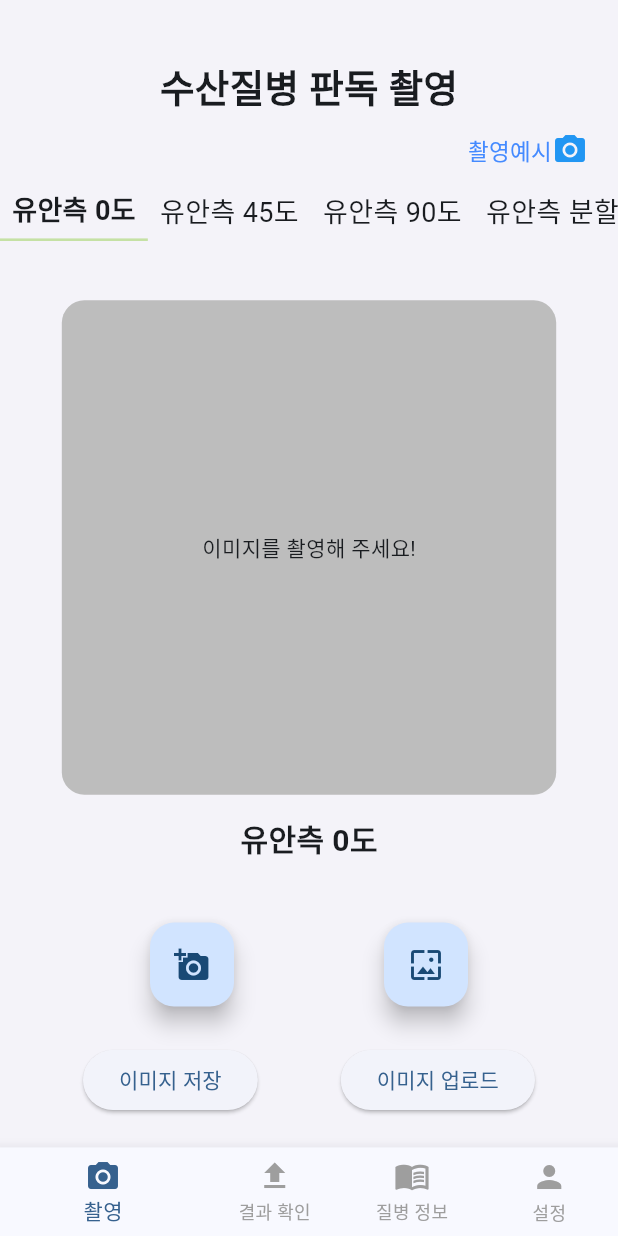
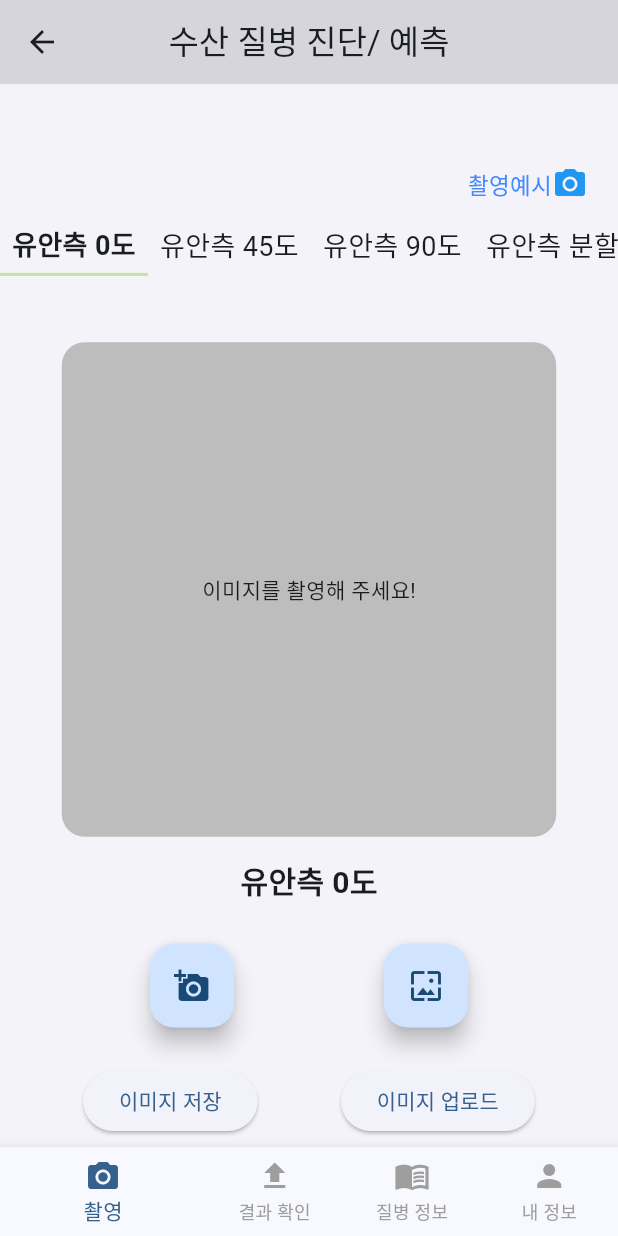
Before and after one commit to IDKOS1/disease_detection_flutter, a Flutter app: the NavigatorPage screen opened directly, on a phone screen of 412 x 824 dp. Run offline on Flutter 3.47's test engine with Material 2 defaults, Android fonts, the phone set to English and light mode, and no system bars; our stand-ins replace fl_chart, flutter_holo_date_picker, fluttertoast, gallery_saver, get, get_storage and 2 more; missing offline and left inert: simple_animation_progress_bar; accounts and stored records are empty.

Commit message:
feature: 프로젝트 재개

```diff
--- /dev/null
+++ b/lib/Util/util.dart
@@ -0,0 +1,17 @@
+import 'package:flutter/material.dart';
+
+AppBar utilAppBar(BuildContext context, String title) {
+  return AppBar(
+    title: Text(title),
+    backgroundColor: Colors.black12, // 탑바 배경 색
+    elevation: 0, // 그림자 효과를 없애려면 0으로 설정
+    centerTitle: true, // 제목을 중앙에 배치
+    automaticallyImplyLeading: true, // 자동으로 뒤로가기 버튼을 추가
+    leading: IconButton(
+      icon: const Icon(Icons.arrow_back), // 뒤로가기 아이콘
+      onPressed: () {
+        Navigator.pop(context); // 뒤로가기 기능
+      },
+    ),
+  );
+}
--- a/lib/screen/camera/camera_page.dart
+++ b/lib/screen/camera/camera_page.dart
@@ -5,6 +5,7 @@ import 'package:fluttertoast/fluttertoast.dart';
 import 'package:get/get.dart';
 import 'package:image_picker/image_picker.dart';
 import 'package:modal_progress_hud_nsn/modal_progress_hud_nsn.dart';
+import 'package:untitled/Util/util.dart';
 import 'package:untitled/class/class.dart';
 import 'package:untitled/get_controller/camera_controller.dart';
 import 'package:untitled/screen/camera/camera_guide.dart';
@@ -196,6 +197,7 @@ class _CameraPageState extends State<CameraPage> {
     print('촬영 페이지 진입 ${controller.currentIndex}');
     return ScaffoldMessenger(
       child: Scaffold(
+        appBar: utilAppBar(context, "수산 질병 진단/ 예측"),
           backgroundColor: const Color(0xfff4f3f9),
           body: SafeArea(
             child: Column(
@@ -207,11 +209,6 @@ class _CameraPageState extends State<CameraPage> {
                     mainAxisAlignment: MainAxisAlignment.center,
                     crossAxisAlignment: CrossAxisAlignment.center,
                     children: [
-                      const Text('수산질병 판독 촬영',
-                        style: TextStyle(
-                          fontSize: 25,
-                          fontWeight: FontWeight.bold,
-                        ),),
                       const SizedBox(height: 10,),
                          Row(
                           mainAxisAlignment: MainAxisAlignment.end,
@@ -295,6 +292,20 @@ class _CameraPageState extends State<CameraPage> {
                           ElevatedButton(
                             child: const Text("이미지 업로드"),
                             onPressed: () {
+                              imageUpload();
+                            },
+                          ),
+                        ],
+                      ),
+                    ],
+                  ),
+                )
+              ],
+            ),
+          )),
+    );
+  }
+  void imageUpload() {
     showDialog(
         context: context,
         builder: (BuildContext context) {
@@ -356,7 +367,7 @@ class _CameraPageState extends State<CameraPage> {
                                       TextButton(
                                         onPressed: () {
                                           controller.imageUpload();
-                                                                Get.offAll(() => NavigatorPage());
+                                          Get.offAll(() => const NavigatorPage());
                                         },
                                         child: const Text(
                                             '확인'),
@@ -395,16 +406,6 @@ class _CameraPageState extends State<CameraPage> {
               }
           );
         });
-                            },
-                          ),
-                        ],
-                      ),
-                    ],
-                  ),
-                )
-              ],
-            ),
-          )),
-    );
   }
+
 }
--- a/lib/screen/navigator_page.dart
+++ b/lib/screen/navigator_page.dart
@@ -19,26 +19,22 @@ class NavigatorPage extends StatefulWidget {
 }
 
 class _NavigatorPageState extends State<NavigatorPage> {
-
-  final BottomNavigationController _PageCtrl = Get.put(BottomNavigationController());
+  final BottomNavigationController _PageCtrl =
+      Get.put(BottomNavigationController());
   List? _pages;
 
   @override
-  void initState(){
+  void initState() {
     super.initState();
-    _pages = [
-      CameraPage(),
-      ResultPage(),
-      DiseasePage(),
-      SettingPage()
-    ];
+    _pages = [CameraPage(), ResultPage(), DiseasePage(), SettingPage()];
   }
 
   WillPopController popController = WillPopController();
 
   @override
   Widget build(BuildContext context) {
-    return Obx(() => WillPopScope(
+    return Obx(
+      () => WillPopScope(
         onWillPop: () async => popController.handleWillPopScopeAction(),
         child: Scaffold(
             body: Center(child: _pages![_PageCtrl.currentPage.toInt()]),
@@ -47,22 +43,13 @@ class _NavigatorPageState extends State<NavigatorPage> {
                 onTap: _PageCtrl.changeIndex,
                 items: const [
                   BottomNavigationBarItem(
-                    icon: Icon(Icons.camera_alt),
-                    label: '촬영'
-                ),
+                      icon: Icon(Icons.camera_alt), label: '촬영'),
                   BottomNavigationBarItem(
-                    icon: Icon(Icons.upload),
-                    label: '결과 확인'
-                ),
+                      icon: Icon(Icons.upload), label: '결과 확인'),
                   BottomNavigationBarItem(
-                    icon: Icon(Icons.menu_book),
-                    label: '질병 정보'
-                ),
+                      icon: Icon(Icons.menu_book), label: '질병 정보'),
                   BottomNavigationBarItem(
-                    icon: Icon(Icons.person),
-                    label: '설정'
-                ),
-
+                      icon: Icon(Icons.person), label: '내 정보'),
                 ],
                 // 선택된 index 색상
                 selectedItemColor: Theme.of(context).colorScheme.primary,
@@ -71,9 +58,7 @@ class _NavigatorPageState extends State<NavigatorPage> {
                 showUnselectedLabels: true,
                 type: BottomNavigationBarType.shifting
                 //BottomNavigationBarType.shifting : selected 된 item 확대
-          )
-
-        ),
+                )),
       ),
     );
   }
```
Also changed, not shown: lib/screen/disease/disease_guide.dart (+4 -4 lines), lib/screen/disease/disease_list.dart (+4 -4 lines), lib/screen/result/result.dart (+4 -4 lines), lib/screen/setting_page.dart (+61 -12 lines). Lines whose indentation alone changed are shown as unchanged.
